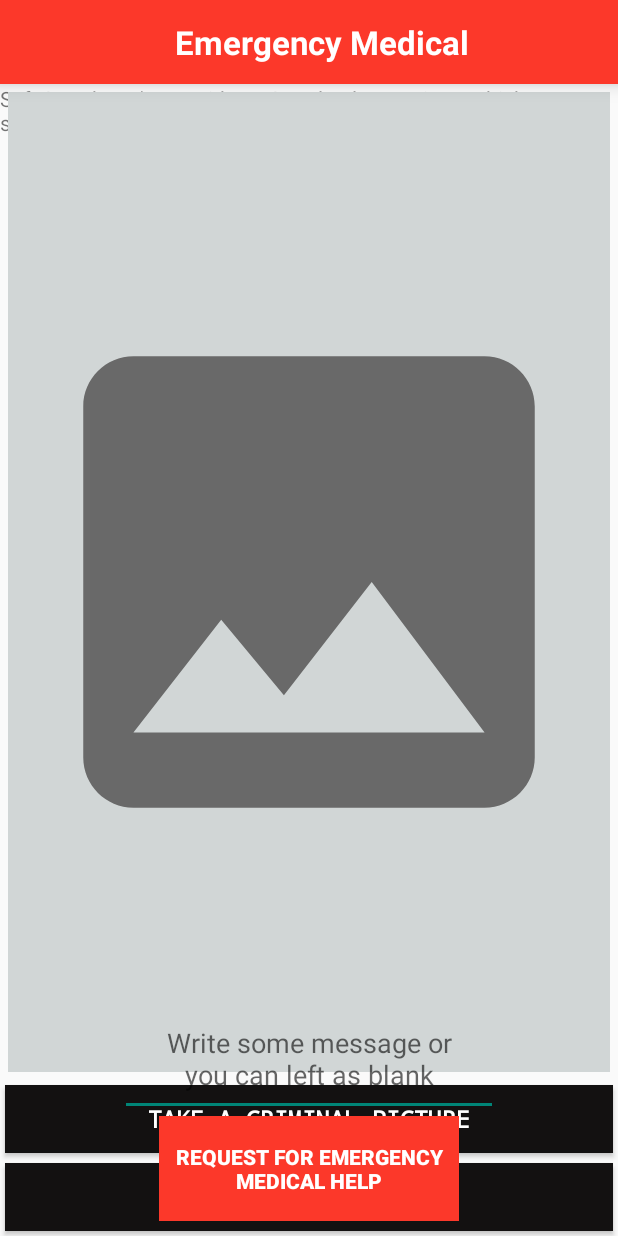
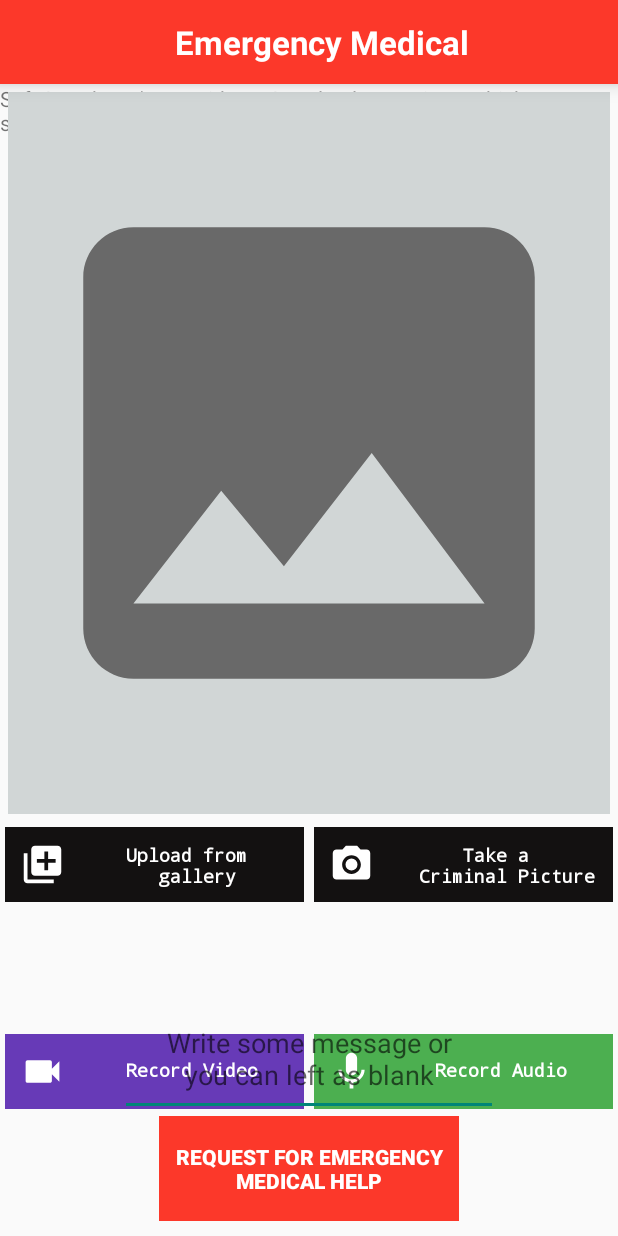
Before and after one commit to sifatabdullah386/SafeGuard, an Android app: the fragment Capture placed in its activity, on a phone screen of 412 x 824 dp. Run offline under Robolectric (Android 15) with nearby library versions, the phone set to English and light mode, and no system bars; our stand-ins replace Firebase (no records; nobody signed in at launch, a user with empty details on screens opened directly), Picasso; pictures from the network do not load.

Commit message:
Commit24

```diff
--- a/app/build.gradle
+++ b/app/build.gradle
@@ -1,6 +1,6 @@
 buildscript {
     repositories {
-        maven { url 'https://plugins.gradle.org/m2/'}
+        maven { url 'https://plugins.gradle.org/m2/' }
     }
     dependencies {
         classpath 'gradle.plugin.com.onesignal:onesignal-gradle-plugin:0.12.6'
@@ -26,7 +26,7 @@ android {
         testInstrumentationRunner "androidx.test.runner.AndroidJUnitRunner"
         //resValue "string", "google_maps_key", (project.findProperty("GOOGLE_MAPS_API_KEY") ?: "")
         manifestPlaceholders = [
-                onesignal_app_id:'69759a1c-2546-46ee-b060-aa2532799dee',
+                onesignal_app_id               : '69759a1c-2546-46ee-b060-aa2532799dee',
                 // Project number pulled from dashboard, local value is ignored.
                 onesignal_google_project_number: 'REMOTE'
         ]
--- a/app/src/main/AndroidManifest.xml
+++ b/app/src/main/AndroidManifest.xml
@@ -25,13 +25,16 @@
         android:supportsRtl="true"
         android:theme="@style/Theme.AppCompat.Light.NoActionBar"
         tools:ignore="GoogleAppIndexingWarning">
+        <activity android:name=".EmergencyContracts"></activity>
 
         <meta-data
             android:name="com.google.android.geo.API_KEY"
             android:value="@string/google_maps_key" />
+
         <activity
             android:name=".PickPlace"
             android:label="@string/title_activity_pick_place" />
+
         <meta-data
             android:name="com.google.android.gms.version"
             android:value="@integer/google_play_services_version" />
@@ -61,10 +64,9 @@
         <activity android:name=".PoliceStations" />
         <activity android:name=".FeedBack" />
         <activity android:name=".FireStations" />
-        <activity android:name=".CriminalPhotos"/>
+        <activity android:name=".CriminalPhotos" />
         <activity android:name=".Hospitals" />
         <activity android:name=".Ambulances" />
-
         <activity android:name=".AdminActivity" />
         <activity android:name=".AdminPanel" />
 
--- a/app/src/main/java/com/example/safeguard/Capture.java
+++ b/app/src/main/java/com/example/safeguard/Capture.java
@@ -17,6 +17,7 @@ import android.view.ViewGroup;
 import android.webkit.MimeTypeMap;
 import android.widget.Button;
 import android.widget.ImageView;
+import android.widget.LinearLayout;
 import android.widget.Toast;
 
 import androidx.annotation.NonNull;
@@ -57,8 +58,10 @@ public class Capture extends Fragment {
         storageReference = FirebaseStorage.getInstance().getReference();
 
         captureImage = view.findViewById(R.id.image_capture);
-        Button Capture = view.findViewById(R.id.image_capture_button);
-        Button Upload = view.findViewById(R.id.image_upload_button);
+        LinearLayout Capture = view.findViewById(R.id.image_capture_layout);
+        LinearLayout Upload = view.findViewById(R.id.image_upload_layout);
+        LinearLayout Video=view.findViewById(R.id.video_upload_layout);
+        LinearLayout Audio=view.findViewById(R.id.audio_record_layout);
 
         Capture.setOnClickListener(new View.OnClickListener() {
             @Override
@@ -71,6 +74,18 @@ public class Capture extends Fragment {
             public void onClick(View v) {
                 Intent gallery = new Intent(Intent.ACTION_PICK,MediaStore.Images.Media.EXTERNAL_CONTENT_URI);
                 startActivityForResult(gallery, GALLERY_REQUEST_CODE);
+            }
+        });
+        Video.setOnClickListener(new View.OnClickListener() {
+            @Override
+            public void onClick(View v) {
+
+            }
+        });
+        Audio.setOnClickListener(new View.OnClickListener() {
+            @Override
+            public void onClick(View v) {
+
             }
         });
         return view;
--- a/app/src/main/java/com/example/safeguard/MainActivity.java
+++ b/app/src/main/java/com/example/safeguard/MainActivity.java
@@ -122,6 +122,10 @@ public class MainActivity extends AppCompatActivity {
                     Intent hospitalsIntent=new Intent(MainActivity.this,Hospitals.class);
                     startActivity(hospitalsIntent);
                     break;
+                case R.id.drawer_emergency_contracts:
+                    Intent ecIntent=new Intent(MainActivity.this,EmergencyContracts.class);
+                    startActivity(ecIntent);
+                    break;
                 case R.id.drawer_admin:
                     Intent intent=new Intent(MainActivity.this,AdminActivity.class);
                     startActivity(intent);
--- /dev/null
+++ b/app/src/main/res/drawable/ic_add_alert_black_24dp.xml
@@ -0,0 +1,5 @@
+<vector android:height="24dp" android:tint="#FFFFFF"
+    android:viewportHeight="24.0" android:viewportWidth="24.0"
+    android:width="24dp" xmlns:android="http://schemas.android.com/apk/res/android">
+    <path android:fillColor="#FF000000" android:pathData="M10.01,21.01c0,1.1 0.89,1.99 1.99,1.99s1.99,-0.89 1.99,-1.99h-3.98zM18.88,16.82L18.88,11c0,-3.25 -2.25,-5.97 -5.29,-6.69v-0.72C13.59,2.71 12.88,2 12,2s-1.59,0.71 -1.59,1.59v0.72C7.37,5.03 5.12,7.75 5.12,11v5.82L3,18.94L3,20h18v-1.06l-2.12,-2.12zM16,13.01h-3v3h-2v-3L8,13.01L8,11h3L11,8h2v3h3v2.01z"/>
+</vector>
--- /dev/null
+++ b/app/src/main/res/drawable/ic_add_to_photos_black_24dp.xml
@@ -0,0 +1,5 @@
+<vector android:height="24dp" android:tint="#FFFFFF"
+    android:viewportHeight="24.0" android:viewportWidth="24.0"
+    android:width="24dp" xmlns:android="http://schemas.android.com/apk/res/android">
+    <path android:fillColor="#FF000000" android:pathData="M4,6L2,6v14c0,1.1 0.9,2 2,2h14v-2L4,20L4,6zM20,2L8,2c-1.1,0 -2,0.9 -2,2v12c0,1.1 0.9,2 2,2h12c1.1,0 2,-0.9 2,-2L22,4c0,-1.1 -0.9,-2 -2,-2zM19,11h-4v4h-2v-4L9,11L9,9h4L13,5h2v4h4v2z"/>
+</vector>
--- /dev/null
+++ b/app/src/main/res/drawable/ic_contact_phone_black_24dp.xml
@@ -0,0 +1,5 @@
+<vector android:height="24dp" android:tint="#2E2E2E"
+    android:viewportHeight="24.0" android:viewportWidth="24.0"
+    android:width="24dp" xmlns:android="http://schemas.android.com/apk/res/android">
+    <path android:fillColor="#FF000000" android:pathData="M22,3L2,3C0.9,3 0,3.9 0,5v14c0,1.1 0.9,2 2,2h20c1.1,0 1.99,-0.9 1.99,-2L24,5c0,-1.1 -0.9,-2 -2,-2zM8,6c1.66,0 3,1.34 3,3s-1.34,3 -3,3 -3,-1.34 -3,-3 1.34,-3 3,-3zM14,18L2,18v-1c0,-2 4,-3.1 6,-3.1s6,1.1 6,3.1v1zM17.85,14h1.64L21,16l-1.99,1.99c-1.31,-0.98 -2.28,-2.38 -2.73,-3.99 -0.18,-0.64 -0.28,-1.31 -0.28,-2s0.1,-1.36 0.28,-2c0.45,-1.62 1.42,-3.01 2.73,-3.99L21,8l-1.51,2h-1.64c-0.22,0.63 -0.35,1.3 -0.35,2s0.13,1.37 0.35,2z"/>
+</vector>
--- /dev/null
+++ b/app/src/main/res/drawable/ic_mic_black_24dp.xml
@@ -0,0 +1,5 @@
+<vector android:height="24dp" android:tint="#FFFFFF"
+    android:viewportHeight="24.0" android:viewportWidth="24.0"
+    android:width="24dp" xmlns:android="http://schemas.android.com/apk/res/android">
+    <path android:fillColor="#FF000000" android:pathData="M12,14c1.66,0 2.99,-1.34 2.99,-3L15,5c0,-1.66 -1.34,-3 -3,-3S9,3.34 9,5v6c0,1.66 1.34,3 3,3zM17.3,11c0,3 -2.54,5.1 -5.3,5.1S6.7,14 6.7,11L5,11c0,3.41 2.72,6.23 6,6.72L11,21h2v-3.28c3.28,-0.48 6,-3.3 6,-6.72h-1.7z"/>
+</vector>
--- /dev/null
+++ b/app/src/main/res/drawable/ic_photo_camera_black_24dp.xml
@@ -0,0 +1,6 @@
+<vector android:height="24dp" android:tint="#FFFFFF"
+    android:viewportHeight="24.0" android:viewportWidth="24.0"
+    android:width="24dp" xmlns:android="http://schemas.android.com/apk/res/android">
+    <path android:fillColor="#FF000000" android:pathData="M12,12m-3.2,0a3.2,3.2 0,1 1,6.4 0a3.2,3.2 0,1 1,-6.4 0"/>
+    <path android:fillColor="#FF000000" android:pathData="M9,2L7.17,4L4,4c-1.1,0 -2,0.9 -2,2v12c0,1.1 0.9,2 2,2h16c1.1,0 2,-0.9 2,-2L22,6c0,-1.1 -0.9,-2 -2,-2h-3.17L15,2L9,2zM12,17c-2.76,0 -5,-2.24 -5,-5s2.24,-5 5,-5 5,2.24 5,5 -2.24,5 -5,5z"/>
+</vector>
--- /dev/null
+++ b/app/src/main/res/drawable/ic_videocam_black_24dp.xml
@@ -0,0 +1,5 @@
+<vector android:height="24dp" android:tint="#FFFFFF"
+    android:viewportHeight="24.0" android:viewportWidth="24.0"
+    android:width="24dp" xmlns:android="http://schemas.android.com/apk/res/android">
+    <path android:fillColor="#FF000000" android:pathData="M17,10.5V7c0,-0.55 -0.45,-1 -1,-1H4c-0.55,0 -1,0.45 -1,1v10c0,0.55 0.45,1 1,1h12c0.55,0 1,-0.45 1,-1v-3.5l4,4v-11l-4,4z"/>
+</vector>
--- a/app/src/main/res/layout/fragment_capture.xml
+++ b/app/src/main/res/layout/fragment_capture.xml
@@ -1,5 +1,6 @@
 <?xml version="1.0" encoding="utf-8"?>
-<FrameLayout xmlns:android="http://schemas.android.com/apk/res/android"
+<FrameLayout
+    xmlns:android="http://schemas.android.com/apk/res/android"
     xmlns:tools="http://schemas.android.com/tools"
     android:layout_width="match_parent"
     android:layout_height="match_parent"
@@ -13,39 +14,126 @@
       <ImageView
           android:id="@+id/image_capture"
           android:layout_width="match_parent"
-          android:layout_height="match_parent"
+          android:layout_height="400dp"
           android:background="#D1D6D6"
           android:layout_margin="5dp"
           android:src="@drawable/ic_image_black_24dp"
           android:layout_weight="1"/>
-      <Button
-          android:id="@+id/image_capture_button"
+
+      <LinearLayout
           android:layout_width="match_parent"
-          android:layout_height="150dp"
+          android:layout_height="wrap_content"
+          android:weightSum="2"
           android:layout_weight="1"
-          android:background="#131111"
-          android:textAlignment="center"
-          android:textColor="#fff"
-          android:textStyle="bold"
-          android:textSize="16sp"
-          android:layout_margin="3dp"
-          android:padding="3dp"
-          android:fontFamily="monospace"
-          android:text="@string/take_a_criminal_picture" />
-      <Button
-          android:id="@+id/image_upload_button"
+          android:orientation="horizontal">
+          <LinearLayout
+              android:id="@+id/image_upload_layout"
+              android:layout_width="match_parent"
+              android:layout_height="wrap_content"
+              android:layout_margin="3dp"
+              android:layout_weight="1"
+              android:background="#131111"
+              android:orientation="horizontal">
+              <ImageView
+                  android:layout_width="50dp"
+                  android:layout_height="50dp"
+                  android:background="#131111"
+                  android:padding="10dp"
+                  android:src="@drawable/ic_add_to_photos_black_24dp"/>
+              <TextView
+                  android:layout_width="match_parent"
+                  android:layout_height="50dp"
+                  android:textColor="#fff"
+                  android:textAlignment="center"
+                  android:textStyle="bold"
+                  android:textSize="12sp"
+                  android:paddingTop="10dp"
+                  android:fontFamily="monospace"
+                  android:text="@string/upload_from_gallery" />
+          </LinearLayout>
+          <LinearLayout
+              android:id="@+id/image_capture_layout"
+              android:layout_width="match_parent"
+              android:layout_height="wrap_content"
+              android:layout_margin="3dp"
+              android:layout_weight="1"
+              android:orientation="horizontal">
+              <ImageView
+                  android:layout_width="50dp"
+                  android:layout_height="50dp"
+                  android:background="#131111"
+                  android:padding="10dp"
+                  android:src="@drawable/ic_photo_camera_black_24dp"/>
+              <TextView
+                  android:layout_width="match_parent"
+                  android:layout_height="50dp"
+                  android:background="#131111"
+                  android:textColor="#fff"
+                  android:textStyle="bold"
+                  android:textAlignment="center"
+                  android:textSize="12sp"
+                  android:paddingTop="10dp"
+                  android:fontFamily="monospace"
+                  android:text="@string/take_a_criminal_picture" />
+          </LinearLayout>
+
+      </LinearLayout>
+      <LinearLayout
           android:layout_width="match_parent"
-          android:layout_height="150dp"
+          android:layout_height="wrap_content"
+          android:weightSum="2"
           android:layout_weight="1"
-          android:background="#131111"
-          android:textAlignment="center"
-          android:textColor="#fff"
-          android:textStyle="bold"
-          android:textSize="16sp"
-          android:layout_margin="3dp"
-          android:padding="3dp"
-          android:fontFamily="monospace"
-          android:text="@string/upload_from_gallery" />
+          android:orientation="horizontal">
+          <LinearLayout
+              android:id="@+id/video_upload_layout"
+              android:layout_width="match_parent"
+              android:layout_height="wrap_content"
+              android:background="#673AB7"
+              android:layout_margin="3dp"
+              android:layout_weight="1"
+              android:orientation="horizontal">
+              <ImageView
+                  android:layout_width="50dp"
+                  android:layout_height="50dp"
+                  android:padding="10dp"
+                  android:src="@drawable/ic_videocam_black_24dp"/>
+              <TextView
+                  android:layout_width="match_parent"
+                  android:layout_height="50dp"
+                  android:textColor="#fff"
+                  android:textStyle="bold"
+                  android:textAlignment="center"
+                  android:textSize="12sp"
+                  android:paddingTop="15dp"
+                  android:fontFamily="monospace"
+                  android:text="@string/record_video" />
+          </LinearLayout>
+          <LinearLayout
+              android:id="@+id/audio_record_layout"
+              android:layout_width="match_parent"
+              android:layout_height="wrap_content"
+              android:layout_margin="3dp"
+              android:layout_weight="1"
+              android:background="#4CAF50"
+              android:orientation="horizontal">
+              <ImageView
+                  android:layout_width="50dp"
+                  android:layout_height="50dp"
+                  android:padding="10dp"
+                  android:src="@drawable/ic_mic_black_24dp"/>
+              <TextView
+                  android:layout_width="match_parent"
+                  android:layout_height="50dp"
+                  android:textColor="#fff"
+                  android:textAlignment="center"
+                  android:textStyle="bold"
+                  android:paddingTop="15dp"
+                  android:textSize="12sp"
+                  android:fontFamily="monospace"
+                  android:text="@string/record_audio" />
+          </LinearLayout>
+
+      </LinearLayout>
   </LinearLayout>
 
 </FrameLayout>
--- a/app/src/main/res/menu/drawer_menu_items.xml
+++ b/app/src/main/res/menu/drawer_menu_items.xml
@@ -2,7 +2,7 @@
 <menu xmlns:android="http://schemas.android.com/apk/res/android"
     xmlns:tools="http://schemas.android.com/tools"
     tools:showIn="navigation_view">
-  <item android:title="@string/emergency_contract">
+  <item android:title="@string/emergency_services">
     <menu >
       <item
           android:id="@+id/drawer_ambulances"
@@ -12,6 +12,10 @@
           android:id="@+id/drawer_hospitals"
           android:icon="@drawable/drawer_hospital"
           android:title="@string/hospitals" />
+      <item
+          android:id="@+id/drawer_emergency_contracts"
+          android:icon="@drawable/ic_contact_phone_black_24dp"
+          android:title="@string/emergency_contracts" />
     </menu>
 
   </item>
--- a/app/src/main/res/values/strings.xml
+++ b/app/src/main/res/values/strings.xml
@@ -81,9 +81,16 @@
     <string name="police_station_location">Police Station Location</string>
     <string name="police_station_name">Police Station Name</string>
     <string name="about_fire_station">About fire station</string>
-    <string name="take_a_criminal_picture">Take a Criminal Picture</string>
-    <string name="upload_from_gallery">Upload from gallery</string>
+    <string name="take_a_criminal_picture">Take a \n Criminal Picture</string>
+    <string name="upload_from_gallery">Upload from \n gallery</string>
     <string name="criminal_photos">Criminal Photos Send from the Victims</string>
     <string name="admin_panel">Admin Panel</string>
     <string name="guest_login">Guest Login</string>
+    <string name="live_record">Live Record</string>
+    <string name="record_video">Record Video</string>
+    <string name="record_audio">Record Audio</string>
+    <string name="record_what_s_happening">Record what\'s Happening</string>
+    <string name="emergency_contracts">Emergency Contracts</string>
+    <string name="emergency_services">Emergency Services</string>
+    <string name="alert_my_contract">Alert My Contract</string>
 </resources>
```
Also changed, not shown: app/src/main/java/com/example/safeguard/EmergencyContracts.java (added, +14 -0 lines), app/src/main/java/com/example/safeguard/Organizations.java (+16 -2 lines), app/src/main/res/layout/activity_emergency_contracts.xml (added, +62 -0 lines), app/src/main/res/layout/activity_ambulances.xml (indentation only), app/src/main/res/layout/fragment_organization.xml (indentation only).
